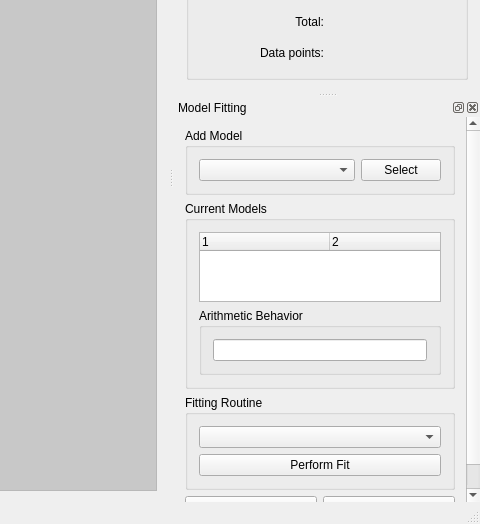
Qt form pyfocal/ui/qt/uic/source/mainwindow.ui (astropy/specutils) before a commit; both pictures show x 800 to 1280 and y 196 to 720 of the 1280 by 720 pixel window.
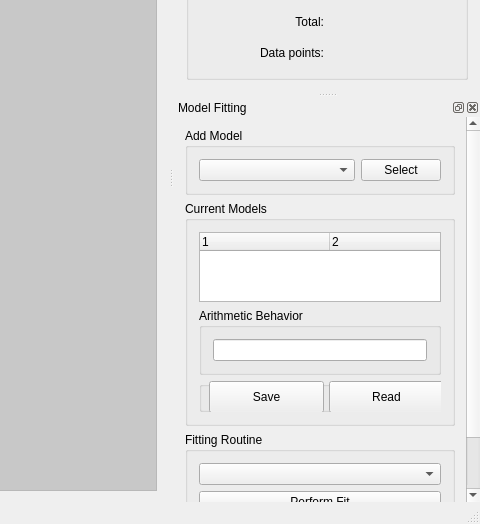
The same form after that commit. Icons and pictures are not drawn.

Patch:
```diff
--- a/pyfocal/ui/qt/uic/source/mainwindow.ui
+++ b/pyfocal/ui/qt/uic/source/mainwindow.ui
@@ -482,8 +482,8 @@
   <widget class="QDockWidget" name="dockWidget_4">
    <property name="minimumSize">
     <size>
-     <width>76</width>
-     <height>98</height>
+     <width>77</width>
+     <height>99</height>
     </size>
    </property>
    <property name="features">
@@ -527,9 +527,9 @@
         <property name="geometry">
          <rect>
           <x>0</x>
-          <y>-34</y>
-          <width>295</width>
-          <height>428</height>
+          <y>0</y>
+          <width>310</width>
+          <height>461</height>
          </rect>
         </property>
         <layout class="QVBoxLayout" name="verticalLayout_8">
@@ -609,6 +609,42 @@
               </layout>
              </widget>
             </item>
+            <item>
+             <widget class="QGroupBox" name="groupBox_6">
+              <property name="title">
+               <string/>
+              </property>
+              <property name="alignment">
+               <set>Qt::AlignLeading|Qt::AlignLeft|Qt::AlignTop</set>
+              </property>
+              <widget class="QPushButton" name="pushButton_5">
+               <property name="geometry">
+                <rect>
+                 <x>10</x>
+                 <y>0</y>
+                 <width>115</width>
+                 <height>32</height>
+                </rect>
+               </property>
+               <property name="text">
+                <string>Save</string>
+               </property>
+              </widget>
+              <widget class="QPushButton" name="pushButton_6">
+               <property name="geometry">
+                <rect>
+                 <x>130</x>
+                 <y>0</y>
+                 <width>115</width>
+                 <height>32</height>
+                </rect>
+               </property>
+               <property name="text">
+                <string>Read</string>
+               </property>
+              </widget>
+             </widget>
+            </item>
            </layout>
           </widget>
          </item>
```
